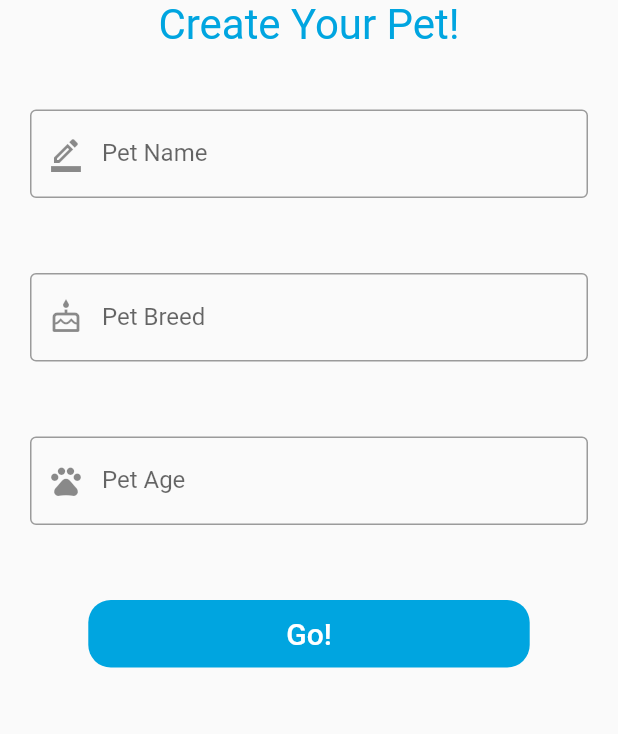
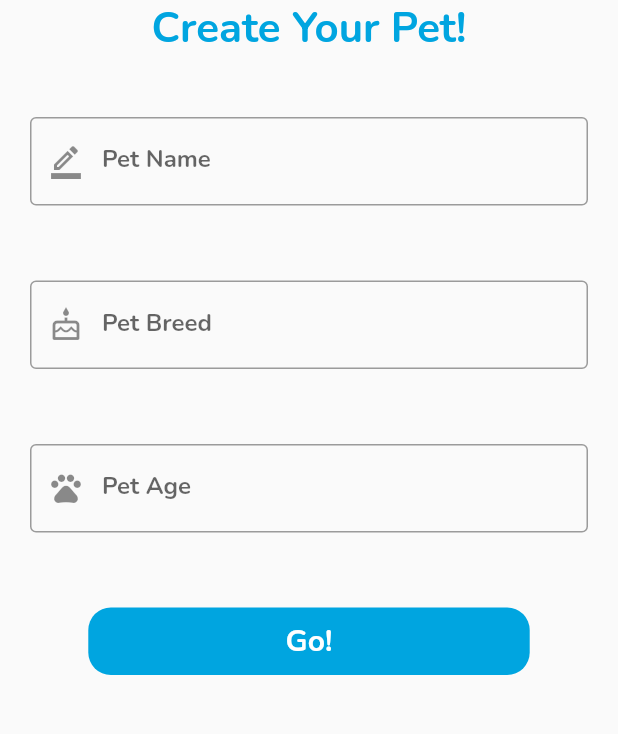
Before and after one commit to acm-projects/Ready-Pet-Go, a Flutter app: the CreateAPet screen opened directly, on a phone screen of 412 x 824 dp, the part 450-1184 px from its top. Run offline on Flutter 3.47's test engine with Material 2 defaults, Android fonts, the phone set to English and light mode, and no system bars; our stand-ins replace easy_splash_screen, google_maps_flutter, location, pedometer, permission_handler, stop_watch_timer.

Commit message:
finished homepage, create a pet page, finish walk page, pet or play page, start walk page, task list page, test map UI

```diff
--- a/front_end_faiza/lib/create_a_pet_page.dart
+++ b/front_end_faiza/lib/create_a_pet_page.dart
@@ -41,7 +41,7 @@ class _CreateAPetState extends State<CreateAPet> {
           ),
           Image.asset('assets/images/dog_logo_transparent.png', height: 250, width: 250),
           //const SizedBox(height: 10),
-          const Text('Create Your Pet!', textScaleFactor: 2.0, style: TextStyle(color: Color(0xFF00A5E0))),
+          const Text('Create Your Pet!', textScaleFactor: 2.0, style: TextStyle(fontFamily: 'Nunito', fontWeight: FontWeight.w700, color: Color(0xFF00A5E0))),
           const Padding(
             padding: EdgeInsets.symmetric(vertical: 20.0),
             //child: Text('Customize Your Pet'),
@@ -57,6 +57,7 @@ class _CreateAPetState extends State<CreateAPet> {
                     border: OutlineInputBorder(),
                     prefixIcon: Icon(Icons.border_color_outlined),
                     labelText: 'Pet Name',
+                    labelStyle: TextStyle(fontFamily: 'Nunito', fontWeight: FontWeight.w700),
                 ),
                 controller: controller1,
                 validator: (String? value) {
@@ -74,6 +75,7 @@ class _CreateAPetState extends State<CreateAPet> {
                     border: OutlineInputBorder(),
                     prefixIcon: Icon(Icons.cake_outlined),
                     labelText: 'Pet Breed',
+                    labelStyle: TextStyle(fontFamily: 'Nunito', fontWeight: FontWeight.w700),
                 ),
                 controller: controller2,
                 validator: (String? value) {
@@ -91,6 +93,7 @@ class _CreateAPetState extends State<CreateAPet> {
                     border: OutlineInputBorder(),
                     prefixIcon: Icon(Icons.pets_outlined),
                     labelText: 'Pet Age',
+                    labelStyle: TextStyle(fontFamily: 'Nunito', fontWeight: FontWeight.w700),
                 ),
                 controller: controller3,
                 validator: (String? value) {
@@ -134,7 +137,7 @@ class _CreateAPetState extends State<CreateAPet> {
                   // );
                 }
               },
-              child: const Text('Go!', style: TextStyle(fontSize: 20, color: Colors.white)),
+              child: const Text('Go!', style: TextStyle(fontFamily: 'Nunito', fontWeight: FontWeight.w700, fontSize: 20, color: Colors.white)),
             ),
           ),
         ],
--- a/front_end_faiza/lib/faiza_homepage.dart
+++ b/front_end_faiza/lib/faiza_homepage.dart
@@ -34,6 +34,7 @@ class _HomePageState extends State<HomePage>{
               style: TextStyle(
                   color: Colors.black,
                   fontWeight: FontWeight.w700,
+                  fontSize: 25,
                   //fontStyle: FontStyle.italic,
               ),
             ),
--- a/front_end_faiza/lib/login_page.dart
+++ b/front_end_faiza/lib/login_page.dart
@@ -1,5 +1,5 @@
 // import 'package:flutter/material.dart';
-// import 'package:flutter_login/flutter_login.dart';
+// //import 'package:flutter_login/flutter_login.dart';
 // //import 'dashboard_screen.dart';
 
 
@@ -81,9 +81,9 @@
 //         titleStyle: const TextStyle(
 //           color: Color(0xFF00A5E0),
 //           fontSize: 40.0,
-//           //fontStyle: 'San Francisco',
+//           fontFamily: 'Nunito',
 //           //letterSpacing: 0,
-//           fontWeight: FontWeight.w600,
+//           fontWeight: FontWeight.w700,
 //         ),
 //         bodyStyle: const TextStyle(
 //           fontStyle: FontStyle.italic,
--- a/front_end_faiza/lib/main.dart
+++ b/front_end_faiza/lib/main.dart
@@ -43,7 +43,7 @@ class _SplashScreenState extends State<SplashScreen> {
         showLoader: true,
         loadingText: Text("Loading...", style: TextStyle(fontFamily: 'Nunito', fontWeight: FontWeight.w700, fontSize: 15)),
         //redirect to page you want it to go
-        navigator: TestMap(),
+        navigator: PetOrPlayScreen(),
         durationInSeconds: 5,
       )),
       debugShowCheckedModeBanner: false,
--- a/front_end_faiza/lib/task_list.dart
+++ b/front_end_faiza/lib/task_list.dart
@@ -39,7 +39,7 @@ Widget build(BuildContext context) {
 		  child: Text('TO-DO LIST', style: TextStyle(color: Colors.black, fontFamily: 'Nunito', fontWeight: FontWeight.w700, fontSize: 30)),
     ),
 		backgroundColor: Colors.white,
-    elevation: 0,
+    elevation: 3,
 		leading: IconButton(
 			icon: Icon(Icons.arrow_back_sharp, color: Colors.black,),
 			tooltip: 'Menu',
--- a/front_end_faiza/lib/test_map.dart
+++ b/front_end_faiza/lib/test_map.dart
@@ -117,7 +117,7 @@ class _TestMapState extends State<TestMap> {
         appBar: AppBar(
           centerTitle: false,
           backgroundColor: Colors.white,
-
+          elevation: 3,
           title: const Text('Walking Your Pet...', style: TextStyle(color: Colors.black, fontFamily: 'Nunito', fontWeight: FontWeight.w700, fontSize: 20)),
           actions: [
             TextButton(
```
Also changed, not shown: front_end_faiza/lib/pet_or_play_screen.dart (+3 -5 lines), front_end_faiza/lib/services/polyline_services.dart (+37 -0 lines).
